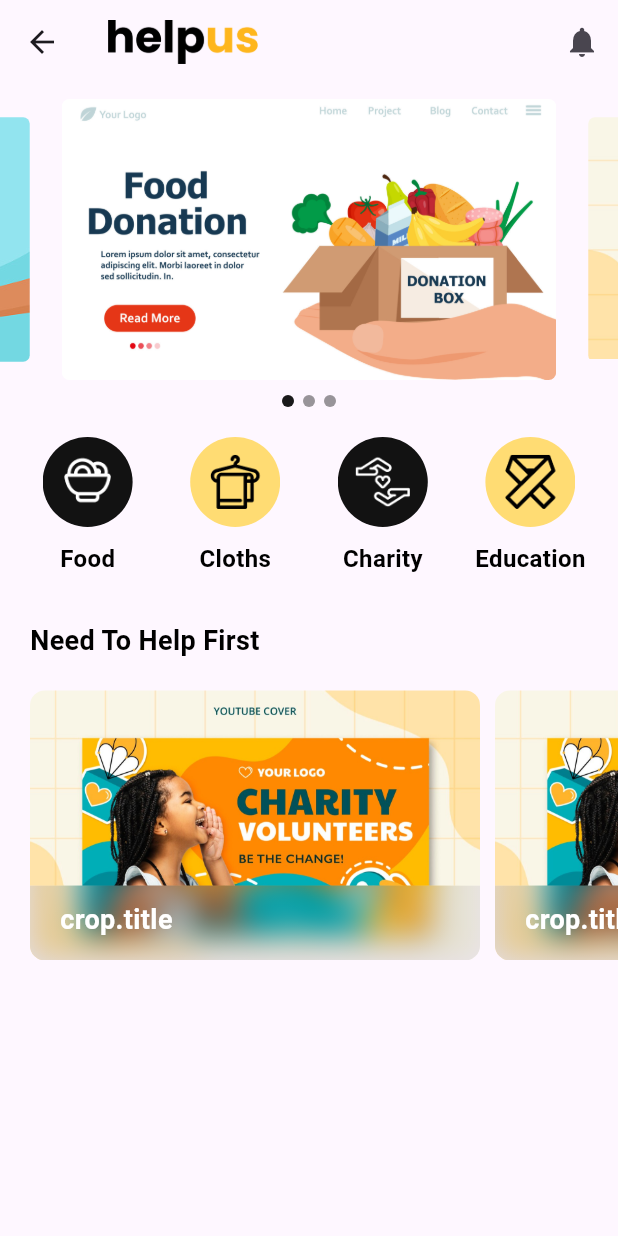
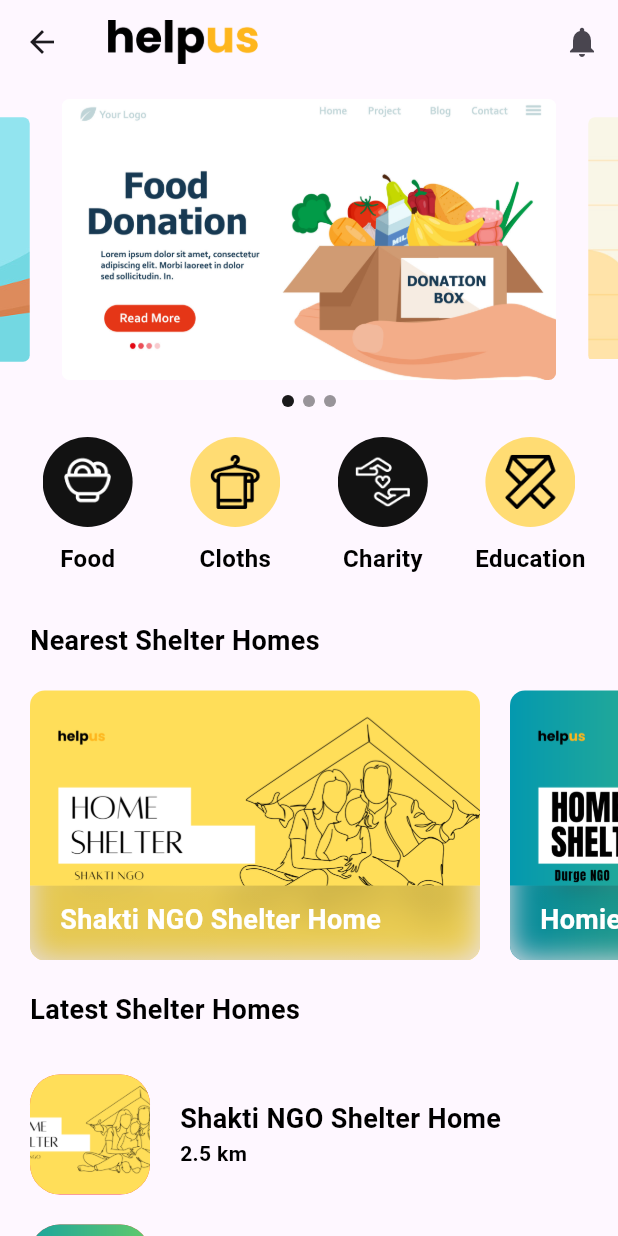
Before and after one commit to pawanbhayde/homeconnect, a Flutter app: the HomePage screen opened directly, on a phone screen of 412 x 824 dp. Run offline on Flutter 3.47's test engine with Material 3 defaults, Android fonts, the phone set to English and light mode, and no system bars; drawn by our look-alikes of carousel_slider; our stand-ins replace glass, google_sign_in, supabase_flutter; accounts and stored records are empty.

Commit message:
HomePage Complete

```diff
--- a/lib/main.dart
+++ b/lib/main.dart
@@ -1,4 +1,5 @@
 import 'package:flutter/material.dart';
+import 'package:helpus/pages/home_page.dart';
 import 'package:helpus/pages/signin.dart';
 import 'package:supabase_flutter/supabase_flutter.dart';
 import 'package:helpus/pages/login_page.dart';
@@ -33,6 +34,6 @@ class _MyAppState extends State<MyApp> {
           useMaterial3: true,
           primarySwatch: Colors.blue,
         ),
-        home: SplashScreen());
+        home: HomePage());
   }
 }
--- a/lib/pages/home_page.dart
+++ b/lib/pages/home_page.dart
@@ -22,7 +22,8 @@ class HomePage extends StatelessWidget {
             )
           ],
         ),
-        body: Column(
+        body: SingleChildScrollView(
+          child: Column(
             mainAxisAlignment: MainAxisAlignment.start,
             children: [
               CarouselWithDotsPage(imgList: const [
@@ -34,7 +35,8 @@ class HomePage extends StatelessWidget {
                 mainAxisAlignment: MainAxisAlignment.spaceEvenly,
                 children: [
                   HomeCategory(title: 'Food', image: 'assets/images/cat-1.png'),
-                HomeCategory(title: 'Cloths', image: 'assets/images/cat-2.png'),
+                  HomeCategory(
+                      title: 'Cloths', image: 'assets/images/cat-2.png'),
                   HomeCategory(
                       title: 'Charity', image: 'assets/images/cat-3.png'),
                   HomeCategory(
@@ -49,7 +51,7 @@ class HomePage extends StatelessWidget {
                 child: Align(
                   alignment: Alignment.centerLeft,
                   child: Text(
-                  'Need To Help First',
+                    'Nearest Shelter Homes',
                     style: TextStyle(
                       fontSize: 18,
                       fontWeight: FontWeight.w600,
@@ -65,35 +67,143 @@ class HomePage extends StatelessWidget {
                 height: 180,
                 child: ListView(
                   scrollDirection: Axis.horizontal,
+                  children: const [
+                    SizedBox(
+                      width: 20,
+                    ),
+                    NeedFirstBox(
+                      title: 'Shakti NGO Shelter Home',
+                      image: 'assets/images/ngo-banner-1.png',
+                    ),
+                    NeedFirstBox(
+                      title: 'Homies NGO Shelter Home',
+                      image: 'assets/images/ngo-banner-2.png',
+                    ),
+                    NeedFirstBox(
+                      title: 'UNEX NGO Shelter Home',
+                      image: 'assets/images/ngo-banner-3.png',
+                    ),
+                  ],
+                ),
+              ),
+              const SizedBox(
+                height: 20,
+              ),
+              const Padding(
+                padding: EdgeInsets.symmetric(horizontal: 20),
+                child: Align(
+                  alignment: Alignment.centerLeft,
+                  child: Text(
+                    'Latest Shelter Homes',
+                    style: TextStyle(
+                      fontSize: 18,
+                      fontWeight: FontWeight.w600,
+                      color: Colors.black,
+                    ),
+                  ),
+                ),
+              ),
+              const SizedBox(
+                height: 20,
+              ),
+              const LatestShalter(
+                title: 'Shakti NGO Shelter Home',
+                image: 'assets/images/ngo-banner-1.png',
+                distance: '2.5 km',
+              ),
+              const LatestShalter(
+                title: 'Homies NGO Shelter Home',
+                image: 'assets/images/ngo-banner-2.png',
+                distance: '3.5 km',
+              ),
+              const LatestShalter(
+                title: 'UNEX NGO Shelter Home',
+                image: 'assets/images/ngo-banner-3.png',
+                distance: '4.5 km',
+              ),
+            ],
+          ),
+        ));
+  }
+}
+
+class LatestShalter extends StatelessWidget {
+  const LatestShalter({
+    super.key,
+    required this.title,
+    required this.image,
+    required this.distance,
+  });
+  final String title;
+  final String image;
+  final String distance;
+
+  @override
+  Widget build(BuildContext context) {
+    return Padding(
+      padding: const EdgeInsets.symmetric(horizontal: 20, vertical: 10),
+      child: Row(
         children: [
+          Container(
+            height: 80,
+            width: 80,
+            decoration: BoxDecoration(
+              borderRadius: BorderRadius.circular(20),
+              image: DecorationImage(
+                image: AssetImage(image),
+                fit: BoxFit.cover,
+              ),
+              color: Colors.red,
+            ),
+          ),
           const SizedBox(
             width: 20,
           ),
-                  NeedFirstBox(),
-                  NeedFirstBox(),
-                  NeedFirstBox(),
-                ],
+          Column(
+            crossAxisAlignment: CrossAxisAlignment.start,
+            children: [
+              Text(
+                title,
+                style: const TextStyle(
+                  fontSize: 18,
+                  fontWeight: FontWeight.w600,
+                  color: Colors.black,
+                ),
+              ),
+              Text(
+                distance,
+                style: const TextStyle(
+                  fontSize: 14,
+                  fontWeight: FontWeight.w600,
+                  color: Colors.black,
                 ),
               ),
             ],
-        ));
+          )
+        ],
+      ),
+    );
   }
 }
 
 class NeedFirstBox extends StatelessWidget {
   const NeedFirstBox({
     super.key,
+    required this.title,
+    required this.image,
   });
+  final String title;
+  final String image;
 
   @override
   Widget build(BuildContext context) {
     return Container(
-      margin: const EdgeInsets.only(right: 10),
+      margin: const EdgeInsets.only(right: 20),
       width: 300,
       height: 180,
       decoration: BoxDecoration(
-        image: const DecorationImage(
-          image: AssetImage('assets/images/2.jpg'),
+        image: DecorationImage(
+          image: AssetImage(image),
           fit: BoxFit.cover,
         ),
         borderRadius: BorderRadius.circular(10),
@@ -111,11 +221,12 @@ class NeedFirstBox extends StatelessWidget {
                 bottomRight: Radius.circular(10),
               ),
             ),
-            child: const Padding(
-              padding: EdgeInsets.symmetric(horizontal: 20, vertical: 10),
+            child: Padding(
+              padding: const EdgeInsets.symmetric(horizontal: 20, vertical: 10),
               child: Text(
-                'crop.title',
-                style: TextStyle(
+                title,
+                style: const TextStyle(
+                    overflow: TextOverflow.ellipsis,
                     color: Colors.white,
                     fontSize: 18,
                     fontWeight: FontWeight.bold),
@@ -172,12 +283,15 @@ class HomeCategory extends StatelessWidget {
   }
 }
 
+// ignore: must_be_immutable
 class CarouselWithDotsPage extends StatefulWidget {
   List<String> imgList;
 
+  // ignore: use_key_in_widget_constructors
   CarouselWithDotsPage({required this.imgList});
 
   @override
+  // ignore: library_private_types_in_public_api
   _CarouselWithDotsPageState createState() => _CarouselWithDotsPageState();
 }
 
```
Also changed, not shown: assets/images/ngo-banner-1.png (added), assets/images/ngo-banner-2.png (added), assets/images/ngo-banner-3.png (added). Lines whose indentation alone changed are shown as unchanged.
